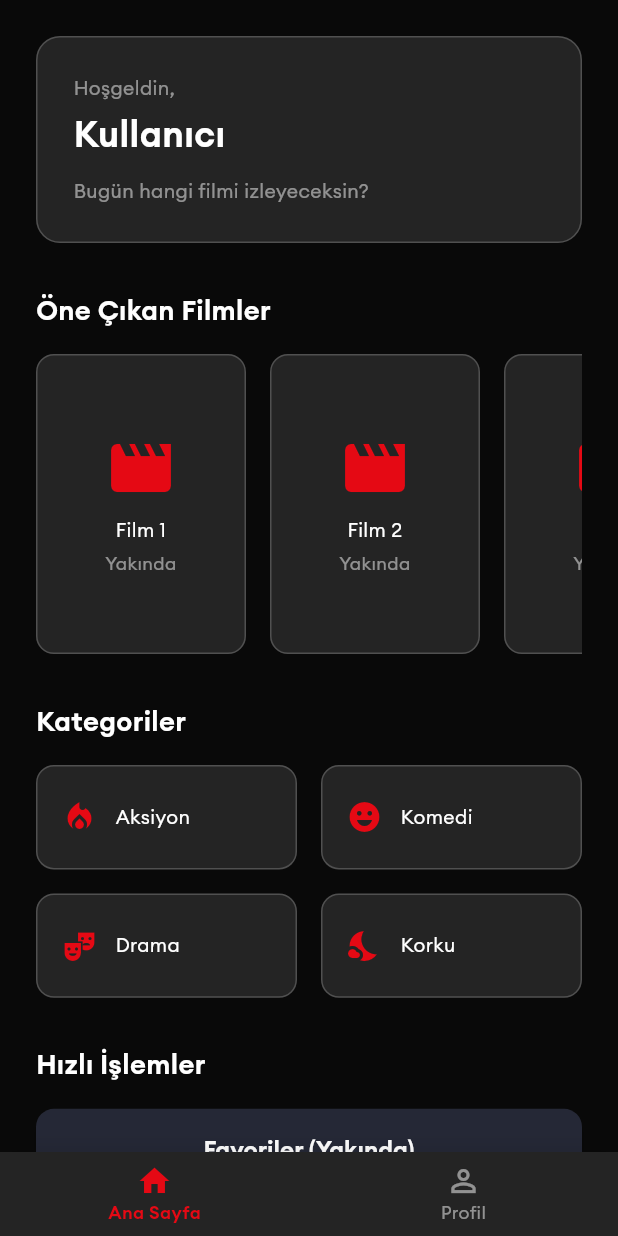
After one commit to BarisAdaliDag/movie-app-case, a Flutter app: the MainPage screen opened by its route, on a phone screen of 412 x 824 dp. The commit adds this screen. Run offline on Flutter 3.47's test engine with Material 3 defaults, Android fonts, the phone set to English and light mode, and no system bars; our stand-ins replace dio, flutter_bloc, flutter_secure_storage, flutter_svg, gap, get_it and 3 more; accounts and stored records are empty.

Commit message:
main tabbar add

```diff
--- a/lib/core/routes/routes.dart
+++ b/lib/core/routes/routes.dart
@@ -4,6 +4,7 @@ import 'package:movieapp/features/presentation/login/view/login_page.dart';
 import 'package:movieapp/features/presentation/register/view/register_page.dart';
 import 'package:movieapp/features/presentation/profile/profile_page.dart';
 import 'package:movieapp/features/presentation/photo_upload/view/photo_upload_page.dart';
+import 'package:movieapp/features/presentation/main/main_page.dart';
 import 'package:movieapp/features/data/models/auth/user_model.dart';
 
 final class Routes {
@@ -12,6 +13,7 @@ final class Routes {
   static const splash = '/';
   static const login = '/login';
   static const register = '/register';
+  static const main = '/main';
   static const profile = '/profile';
   static const photoUpload = '/photo-upload';
 
@@ -23,6 +25,9 @@ final class Routes {
         return _materialPageRoute(const LoginPage());
       case register:
         return _materialPageRoute(const RegisterPage());
+      case main:
+        final mainArgs = routeSettings.arguments as Map<String, dynamic>?;
+        return _materialPageRoute(MainPage());
       case profile:
         return _materialPageRoute(const ProfilePage());
       case photoUpload:
--- /dev/null
+++ b/lib/features/presentation/home/home_page.dart
@@ -0,0 +1,189 @@
+import 'package:flutter/material.dart';
+import 'package:flutter_bloc/flutter_bloc.dart';
+import 'package:movieapp/core/theme/app_colors.dart';
+import 'package:movieapp/core/theme/text_styles.dart';
+import 'package:movieapp/core/widgets/custom_button.dart';
+import 'package:movieapp/features/data/cubit/auth_cubit.dart';
+import 'package:movieapp/features/data/cubit/auth_state.dart';
+
+class HomePage extends StatelessWidget {
+  const HomePage({super.key});
+
+  @override
+  Widget build(BuildContext context) {
+    return Scaffold(
+      backgroundColor: AppColors.scaffoldBackground,
+      body: BlocBuilder<AuthCubit, AuthState>(
+        builder: (context, state) {
+          return SafeArea(
+            child: SingleChildScrollView(
+              padding: const EdgeInsets.all(24),
+              child: Column(
+                crossAxisAlignment: CrossAxisAlignment.start,
+                children: [
+                  // Welcome Section
+                  _buildWelcomeSection(state),
+
+                  const SizedBox(height: 32),
+
+                  // Featured Movies Section
+                  _buildFeaturedMoviesSection(),
+
+                  const SizedBox(height: 32),
+
+                  // Categories Section
+                  _buildCategoriesSection(),
+
+                  const SizedBox(height: 32),
+
+                  // Quick Actions Section
+                  _buildQuickActionsSection(context),
+                ],
+              ),
+            ),
+          );
+        },
+      ),
+    );
+  }
+
+  Widget _buildWelcomeSection(AuthState state) {
+    final userName = state.user?.name ?? 'Kullanıcı';
+
+    return Container(
+      width: double.infinity,
+      padding: const EdgeInsets.all(24),
+      decoration: BoxDecoration(
+        color: AppColors.cardBackground,
+        borderRadius: BorderRadius.circular(16),
+        border: Border.all(color: AppColors.white20Opacity, width: 1),
+      ),
+      child: Column(
+        crossAxisAlignment: CrossAxisAlignment.start,
+        children: [
+          Text('Hoşgeldin,', style: AppTextStyles.bodyMedium.copyWith(color: AppColors.textSecondary)),
+          const SizedBox(height: 4),
+          Text(userName, style: AppTextStyles.headline2.copyWith(color: AppColors.textPrimary)),
+          const SizedBox(height: 12),
+          Text(
+            'Bugün hangi filmi izleyeceksin?',
+            style: AppTextStyles.bodyMedium.copyWith(color: AppColors.textSecondary),
+          ),
+        ],
+      ),
+    );
+  }
+
+  Widget _buildFeaturedMoviesSection() {
+    return Column(
+      crossAxisAlignment: CrossAxisAlignment.start,
+      children: [
+        const Text('Öne Çıkan Filmler', style: AppTextStyles.headline3),
+        const SizedBox(height: 16),
+        SizedBox(
+          height: 200,
+          child: ListView.builder(
+            scrollDirection: Axis.horizontal,
+            itemCount: 5,
+            itemBuilder: (context, index) {
+              return Container(
+                width: 140,
+                margin: const EdgeInsets.only(right: 16),
+                decoration: BoxDecoration(
+                  color: AppColors.cardBackground,
+                  borderRadius: BorderRadius.circular(12),
+                  border: Border.all(color: AppColors.white20Opacity, width: 1),
+                ),
+                child: Column(
+                  mainAxisAlignment: MainAxisAlignment.center,
+                  children: [
+                    Icon(Icons.movie, size: 48, color: AppColors.primaryColor),
+                    const SizedBox(height: 8),
+                    Text('Film ${index + 1}', style: AppTextStyles.bodyMedium, textAlign: TextAlign.center),
+                    const SizedBox(height: 4),
+                    Text('Yakında', style: AppTextStyles.bodySmall, textAlign: TextAlign.center),
+                  ],
+                ),
+              );
+            },
+          ),
+        ),
+      ],
+    );
+  }
+
+  Widget _buildCategoriesSection() {
+    final categories = [
+      {'name': 'Aksiyon', 'icon': Icons.local_fire_department},
+      {'name': 'Komedi', 'icon': Icons.emoji_emotions},
+      {'name': 'Drama', 'icon': Icons.theater_comedy},
+      {'name': 'Korku', 'icon': Icons.nights_stay},
+    ];
+
+    return Column(
+      crossAxisAlignment: CrossAxisAlignment.start,
+      children: [
+        const Text('Kategoriler', style: AppTextStyles.headline3),
+        const SizedBox(height: 16),
+        GridView.builder(
+          shrinkWrap: true,
+          physics: const NeverScrollableScrollPhysics(),
+          gridDelegate: const SliverGridDelegateWithFixedCrossAxisCount(
+            crossAxisCount: 2,
+            crossAxisSpacing: 16,
+            mainAxisSpacing: 16,
+            childAspectRatio: 2.5,
+          ),
+          itemCount: categories.length,
+          itemBuilder: (context, index) {
+            final category = categories[index];
+            return Container(
+              padding: const EdgeInsets.all(16),
+              decoration: BoxDecoration(
+                color: AppColors.cardBackground,
+                borderRadius: BorderRadius.circular(12),
+                border: Border.all(color: AppColors.white20Opacity, width: 1),
+              ),
+              child: Row(
+                children: [
+                  Icon(category['icon'] as IconData, color: AppColors.primaryColor, size: 24),
+                  const SizedBox(width: 12),
+                  Expanded(child: Text(category['name'] as String, style: AppTextStyles.bodyMedium)),
+                ],
+              ),
+            );
+          },
+        ),
+      ],
+    );
+  }
+
+  Widget _buildQuickActionsSection(BuildContext context) {
+    return Column(
+      crossAxisAlignment: CrossAxisAlignment.start,
+      children: [
+        const Text('Hızlı İşlemler', style: AppTextStyles.headline3),
+        const SizedBox(height: 16),
+        CustomButton(
+          text: 'Favoriler (Yakında)',
+          onPressed: () {
+            ScaffoldMessenger.of(context).showSnackBar(
+              const SnackBar(content: Text('Bu özellik yakında eklenecek!'), backgroundColor: AppColors.primaryColor),
+            );
+          },
+          backgroundColor: AppColors.secondaryColor,
+        ),
+        const SizedBox(height: 12),
+        CustomButton(
+          text: 'İzleme Geçmişi (Yakında)',
+          onPressed: () {
+            ScaffoldMessenger.of(context).showSnackBar(
+              const SnackBar(content: Text('Bu özellik yakında eklenecek!'), backgroundColor: AppColors.primaryColor),
+            );
+          },
+          backgroundColor: AppColors.secondaryColor,
+        ),
+      ],
+    );
+  }
+}
--- a/lib/features/presentation/login/view/login_page.dart
+++ b/lib/features/presentation/login/view/login_page.dart
@@ -44,7 +44,7 @@ class _LoginPageViewState extends State<_LoginPageView> with AuthFormMixin {
   }
 
   void _onAuthenticated(BuildContext context, AuthState state) {
-    Navigation.pushReplacementNamed(root: Routes.profile);
+    Navigation.pushReplacementNamed(root: Routes.main);
   }
 
   @override
--- /dev/null
+++ b/lib/features/presentation/main/main_page.dart
@@ -0,0 +1,93 @@
+import 'package:flutter/material.dart';
+import 'package:flutter_bloc/flutter_bloc.dart';
+import 'package:movieapp/core/theme/app_colors.dart';
+import 'package:movieapp/core/theme/text_styles.dart';
+import 'package:movieapp/features/data/cubit/auth_cubit.dart';
+import 'package:movieapp/features/data/cubit/auth_state.dart';
+import 'package:movieapp/features/presentation/home/home_page.dart';
+import 'package:movieapp/features/presentation/profile/profile_page.dart';
+
+class MainPage extends StatefulWidget {
+  const MainPage({super.key, this.initialIndex = 0});
+  final int initialIndex;
+
+  @override
+  State<MainPage> createState() => _MainPageState();
+}
+
+class _MainPageState extends State<MainPage> {
+  int _currentIndex = 0;
+  late PageController _pageController;
+
+  final List<Widget> _pages = [const HomePage(), const ProfilePage()];
+
+  @override
+  void initState() {
+    super.initState();
+    _currentIndex = widget.initialIndex;
+    _pageController = PageController(initialPage: widget.initialIndex);
+  }
+
+  @override
+  void dispose() {
+    _pageController.dispose();
+    super.dispose();
+  }
+
+  void _onPageChanged(int index) {
+    setState(() {
+      _currentIndex = index;
+    });
+  }
+
+  void _onTabTapped(int index) {
+    _pageController.animateToPage(index, duration: const Duration(milliseconds: 300), curve: Curves.ease);
+  }
+
+  @override
+  Widget build(BuildContext context) {
+    return BlocListener<AuthCubit, AuthState>(
+      listener: (context, state) {
+        // If user logs out, this will be handled by the main routing logic
+        // The MainPage will be replaced by LoginPage through the main routes
+      },
+      child: Scaffold(
+        backgroundColor: AppColors.scaffoldBackground,
+
+        body: PageView(controller: _pageController, onPageChanged: _onPageChanged, children: _pages),
+        bottomNavigationBar: Container(
+          decoration: BoxDecoration(
+            color: AppColors.cardBackground,
+            boxShadow: [BoxShadow(color: Colors.black.withOpacity(0.1), blurRadius: 10, offset: const Offset(0, -2))],
+          ),
+          child: BottomNavigationBar(
+            currentIndex: _currentIndex,
+            onTap: _onTabTapped,
+            backgroundColor: Colors.transparent,
+            elevation: 0,
+            type: BottomNavigationBarType.fixed,
+            selectedItemColor: AppColors.primaryColor,
+            unselectedItemColor: AppColors.textSecondary,
+            selectedLabelStyle: AppTextStyles.bodySmall.copyWith(
+              fontWeight: FontWeight.w600,
+              color: AppColors.primaryColor,
+            ),
+            unselectedLabelStyle: AppTextStyles.bodySmall.copyWith(color: AppColors.textSecondary),
+            items: const [
+              BottomNavigationBarItem(
+                icon: Icon(Icons.home_outlined),
+                activeIcon: Icon(Icons.home),
+                label: 'Ana Sayfa',
+              ),
+              BottomNavigationBarItem(
+                icon: Icon(Icons.person_outline),
+                activeIcon: Icon(Icons.person),
+                label: 'Profil',
+              ),
+            ],
+          ),
+        ),
+      ),
+    );
+  }
+}
--- a/lib/features/presentation/photo_upload/cubit/photo_upload_cubit.dart
+++ b/lib/features/presentation/photo_upload/cubit/photo_upload_cubit.dart
@@ -24,14 +24,14 @@ class PhotoUploadCubit extends Cubit<PhotoUploadState> {
 
   Future<void> pickImageFromGallery() async {
     try {
-      emit(state.copyWith(isImagePickerOpen: true, clearError: true));
+      emit(state.copyWith(isImagePickerOpen: true, clearError: true, isUploading: true));
 
       final XFile? image = await _imagePicker.pickImage(source: ImageSource.gallery, imageQuality: 80);
 
       if (image != null) {
-        emit(state.copyWith(selectedImage: File(image.path), isImagePickerOpen: false));
+        emit(state.copyWith(selectedImage: File(image.path), isImagePickerOpen: false, isUploading: false));
       } else {
-        emit(state.copyWith(isImagePickerOpen: false));
+        emit(state.copyWith(isImagePickerOpen: false, isUploading: false));
       }
     } catch (e) {
       String errorMessage = 'Fotoğraf seçilirken hata oluştu';
@@ -63,11 +63,6 @@ class PhotoUploadCubit extends Cubit<PhotoUploadState> {
           SnackBarHelper.showSuccess(context, 'Profil fotoğrafı başarıyla yüklendi!');
           authCubit.getProfile(); // Refresh user profile
 
-          if (shouldPop) {
-            Navigation.ofPop();
-          } else {
-            Navigation.pushReplacementNamed(root: Routes.profile);
-          }
           return true;
         } else {
           print(authCubit.state.errorMessage);
--- a/lib/features/presentation/photo_upload/view/photo_upload_page.dart
+++ b/lib/features/presentation/photo_upload/view/photo_upload_page.dart
@@ -7,6 +7,7 @@ import 'package:movieapp/core/widgets/custom_button.dart';
 import 'package:movieapp/features/data/models/auth/user_model.dart';
 import 'package:movieapp/features/data/cubit/auth_cubit.dart';
 import 'package:movieapp/features/data/cubit/auth_state.dart';
+import 'package:movieapp/features/presentation/main/main_page.dart';
 import 'package:movieapp/features/presentation/photo_upload/cubit/photo_upload_cubit.dart';
 import 'package:movieapp/features/presentation/photo_upload/cubit/photo_upload_state.dart';
 import 'package:movieapp/features/presentation/photo_upload/view/widget/common_widgets.dart';
@@ -43,14 +44,15 @@ class _PhotoUploadPageView extends StatefulWidget {
 
 class _PhotoUploadPageViewState extends State<_PhotoUploadPageView> {
   Future<void> _handleContinue() async {
-    final bool success = await context.read<PhotoUploadCubit>().uploadPhoto(context, shouldPop: widget.showBackButton);
+    final result = await context.read<PhotoUploadCubit>().uploadPhoto(context, shouldPop: widget.showBackButton);
 
     // // If navigating from profile and success, pop with success indicator
     if (widget.showBackButton && mounted) {
-      // Navigation.ofPop();
-      Navigator.pop(context, true);
+      if (result == true) {
+        Navigation.ofPop();
+      }
     } else {
-      Navigation.pushNamed(root: Routes.profile);
+      Navigation.pushAndRemoveAll(page: MainPage(initialIndex: 1));
     }
   }
 
@@ -63,8 +65,6 @@ class _PhotoUploadPageViewState extends State<_PhotoUploadPageView> {
         onBackPressed:
             widget.showBackButton
                 ? () {
-                  // When going back, logout the user to reset auth state
-
                   Navigation.ofPop();
                 }
                 : null,
@@ -72,12 +72,8 @@ class _PhotoUploadPageViewState extends State<_PhotoUploadPageView> {
       body: _buildBody(context),
     );
 
-    // If showBackButton is false (coming from registration), prevent back gesture
     if (!widget.showBackButton) {
-      return PopScope(
-        canPop: false, // Prevent back navigation when coming from registration
-        child: scaffold,
-      );
+      return PopScope(canPop: false, child: scaffold);
     }
 
     return scaffold;
--- a/lib/features/presentation/profile/profile_page.dart
+++ b/lib/features/presentation/profile/profile_page.dart
@@ -51,10 +51,6 @@ class ProfilePage extends StatelessWidget {
                 icon: const Icon(Icons.add_a_photo, color: Colors.blue),
                 tooltip: 'Upload Photo',
                 onPressed: () async {
-                  // await Navigation.pushNamed(
-                  //   root: Routes.photoUpload,
-                  //   arg: {'user': state.user!, 'showBackButton': true},
-                  // );
                   Navigation.push(page: PhotoUploadPage(user: state.user!, showBackButton: true));
 
                   // Refresh profile when returning from photo upload
--- a/lib/features/presentation/register/view/register_page.dart
+++ b/lib/features/presentation/register/view/register_page.dart
@@ -11,6 +11,7 @@ import 'package:movieapp/core/widgets/custom_text_field.dart';
 import 'package:movieapp/core/widgets/svg_widget.dart';
 import 'package:movieapp/features/data/cubit/auth_cubit.dart';
 import 'package:movieapp/features/data/cubit/auth_state.dart';
+import 'package:movieapp/features/presentation/photo_upload/view/photo_upload_page.dart';
 import 'package:movieapp/features/presentation/register/cubit/register_cubit.dart';
 import 'package:movieapp/features/presentation/register/cubit/register_state.dart';
 import 'package:movieapp/core/widgets/auth/auth_widgets.dart';
@@ -43,7 +44,7 @@ class _RegisterPageViewState extends State<_RegisterPageView> with AuthFormMixin
   }
 
   void _onAuthenticated(BuildContext context, AuthState state) {
-    Navigation.pushNamedAndRemoveAll(root: Routes.photoUpload, arg: {'user': state.user!, 'showBackButton': false});
+    Navigation.pushAndRemoveAll(page: PhotoUploadPage(user: state.user!, showBackButton: false));
   }
 
   @override
--- a/lib/features/presentation/splash/splash_page.dart
+++ b/lib/features/presentation/splash/splash_page.dart
@@ -17,7 +17,7 @@ class SplashPage extends StatelessWidget {
           if (!state.isLoading) {
             await Future.delayed(const Duration(seconds: 2));
             if (state.isAuthenticated && state.user != null) {
-              Navigation.pushReplacementNamed(root: Routes.profile);
+              Navigation.pushReplacementNamed(root: Routes.main);
             } else {
               Navigation.pushReplacementNamed(root: Routes.login);
             }
```
